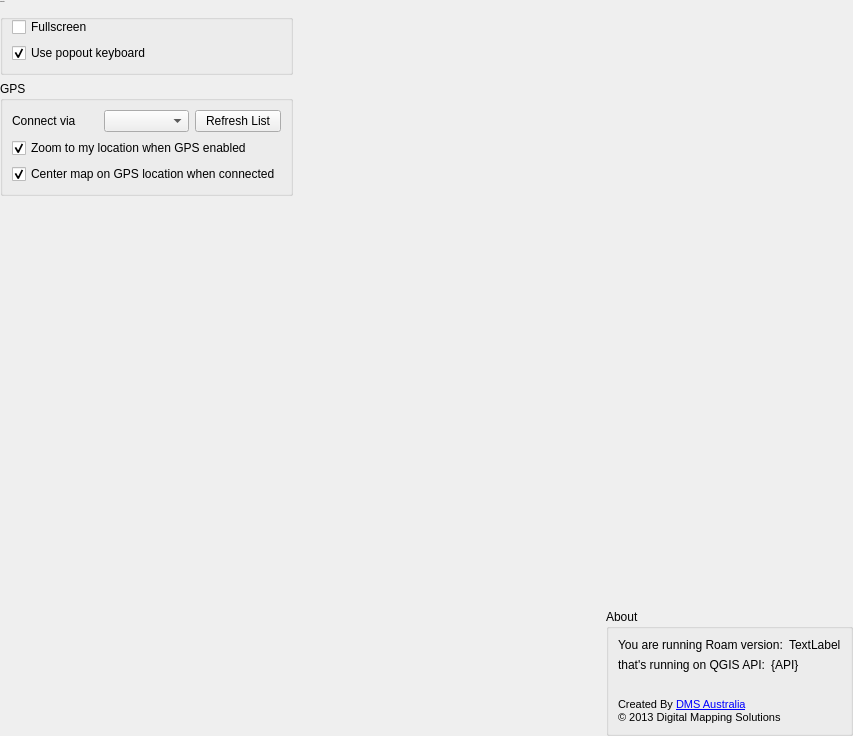
The window that src/roam/ui/ui_settings.ui (roam-qgis/Roam) describes before a commit, drawn with Qt 5.
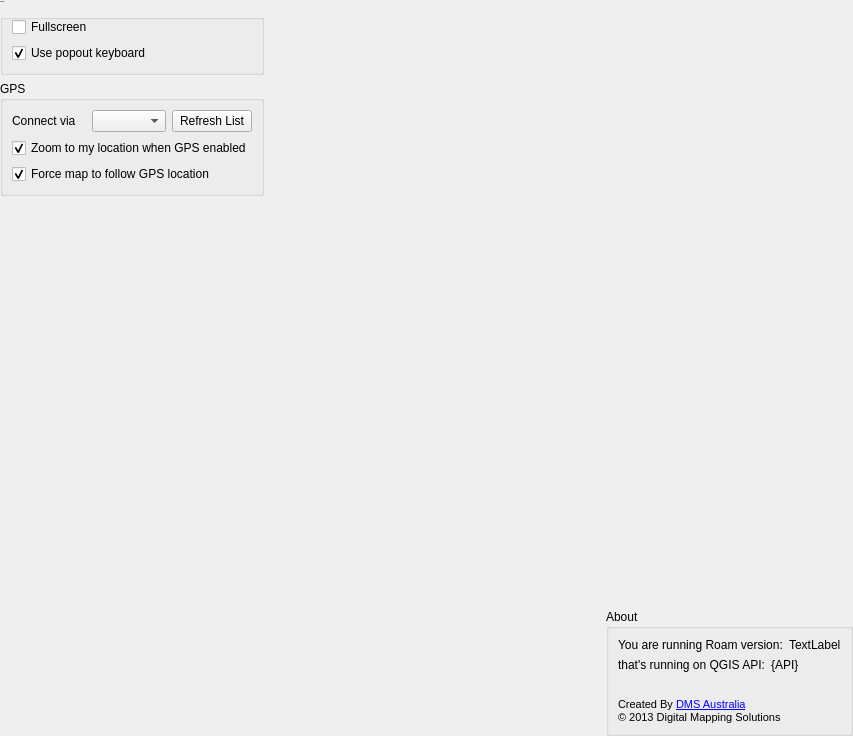
The same window after the commit. Icons and pictures are not drawn.

Commit message: Extract zoom to location method.  Zoom to GPS location on first fix.

What changed in the file:
```diff
--- a/src/roam/ui/ui_settings.ui
+++ b/src/roam/ui/ui_settings.ui
@@ -111,7 +111,7 @@
       <item row="2" column="1">
        <widget class="QCheckBox" name="gpscentermapCheck">
         <property name="text">
-         <string>Center map on GPS location when connected</string>
+         <string>Force map to follow GPS location</string>
         </property>
         <property name="checked">
          <bool>true</bool>
```
The commit also changes 1 other file.
